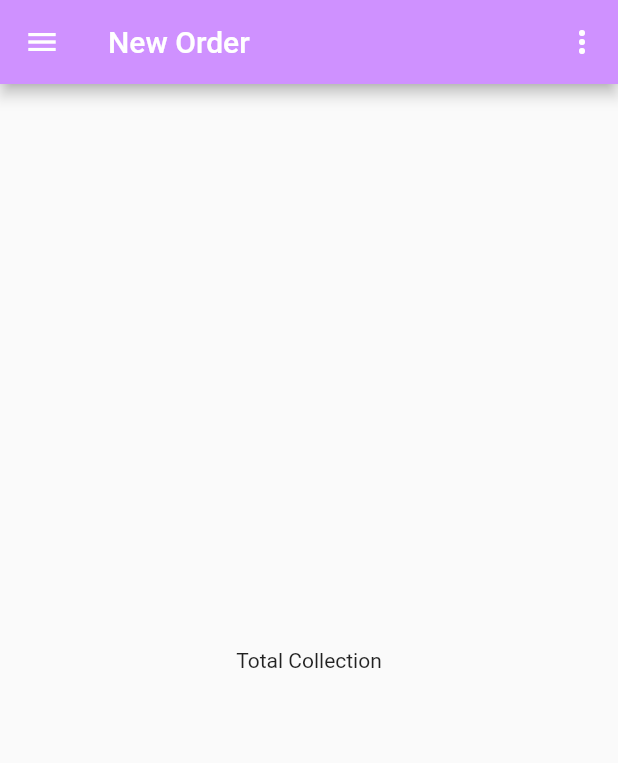
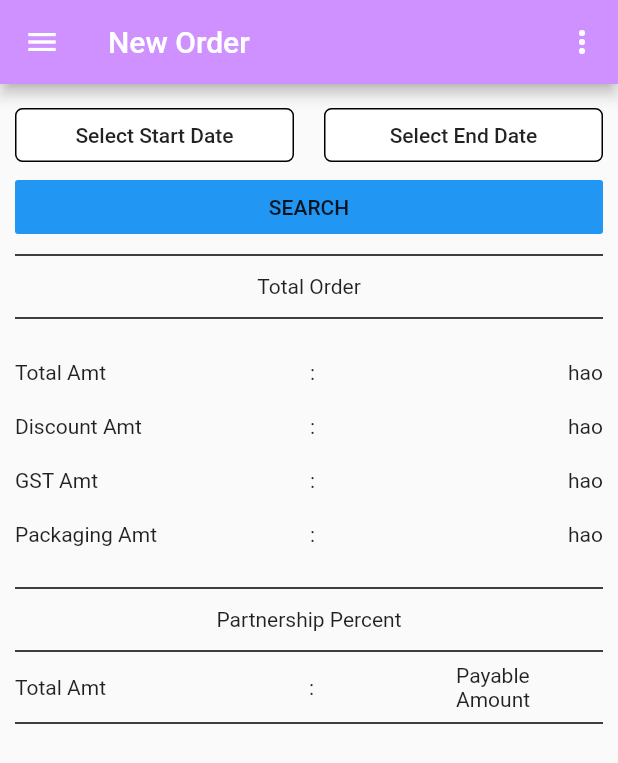
Before and after one commit to hrithikm2/uno_kart, a Flutter app: the screen it shows after launch, swiped to page 5, on a phone screen of 412 x 824 dp. Shown: the top 763 px of the screen. Run offline on Flutter 3.47's test engine with Material 2 defaults, Android fonts, the phone set to English and light mode, and no system bars.

Commit message:
total collection page done

```diff
--- a/lib/pages/drawerPages/totalcol.dart
+++ b/lib/pages/drawerPages/totalcol.dart
@@ -1,4 +1,5 @@
 import 'package:flutter/material.dart';
+import 'package:uno_kart/pages/components/date.dart';
 
 class TotalCollection extends StatefulWidget {
   @override
@@ -8,10 +9,97 @@ class TotalCollection extends StatefulWidget {
 class _TotalCollectionState extends State<TotalCollection> {
   @override
   Widget build(BuildContext context) {
-    return
-        //   Scaffold(appBar: Myappbar(title: Text('New Order'),
-        // ),
-        //   body:
-        Center(child: Text('Total Collection'));
+    return Container(
+        padding: EdgeInsets.all(10),
+        child: Column(
+          crossAxisAlignment: CrossAxisAlignment.stretch,
+          children: [
+            DatePickerWidget(),
+            FlatButton(
+              onPressed: () {},
+              child: Text("SEARCH"),
+              color: Colors.blue,
+            ),
+            Divider(
+              thickness: 1,
+              color: Colors.black,
+            ),
+            SizedBox(
+              height: 5,
+            ),
+            Center(child: Text("Total Order")),
+            SizedBox(
+              height: 5,
+            ),
+            Divider(
+              thickness: 1,
+              color: Colors.black,
+            ),
+            SizedBox(height: 20,),
+            Row(
+              mainAxisAlignment: MainAxisAlignment.spaceBetween,
+              children: [
+                Expanded(flex:8,child: Text("Total Amt")),
+                Expanded(flex:7,child: Text(":")),
+                Expanded(flex:0,child: Text("hao"))
+              ],
+            ),
+            SizedBox(height: 20,),
+            Row(
+              mainAxisAlignment: MainAxisAlignment.spaceBetween,
+              children: [
+                Expanded(flex:8,child: Text("Discount Amt")),
+                Expanded(flex:7,child: Text(":")),
+                Expanded(flex:0,child: Text("hao"))
+              ],
+            ),
+            SizedBox(height: 20,),
+            Row(
+              mainAxisAlignment: MainAxisAlignment.spaceBetween,
+              children: [
+                Expanded(flex:8,child: Text("GST Amt")),
+                Expanded(flex:7,child: Text(":")),
+                Expanded(flex:0,child: Text("hao"))
+              ],
+            ),
+            SizedBox(height: 20,),
+            Row(
+              mainAxisAlignment: MainAxisAlignment.spaceBetween,
+              children: [
+                Expanded(flex:8,child: Text("Packaging Amt")),
+                Expanded(flex:7,child: Text(":")),
+                Expanded(flex:0,child: Text("hao"))
+              ],
+            ),
+            SizedBox(height: 20,),
+            Divider(
+              thickness: 1,
+              color: Colors.black,
+            ),
+            SizedBox(
+              height: 5,
+            ),
+            Center(child: Text("Partnership Percent")),
+            SizedBox(
+              height: 5,
+            ),
+            Divider(
+              thickness: 1,
+              color: Colors.black,
+            ),
+            Row(
+              mainAxisAlignment: MainAxisAlignment.center,
+              children: [
+                Expanded(flex:2,child: Text("Total Amt")),
+                Expanded(flex:1,child: Text(":")),
+                Expanded(flex:1,child: Text("Payable Amount"))
+              ],
+            ),
+            Divider(
+              thickness: 1,
+              color: Colors.black,
+            ),
+          ],
+        ));
   }
 }
```
